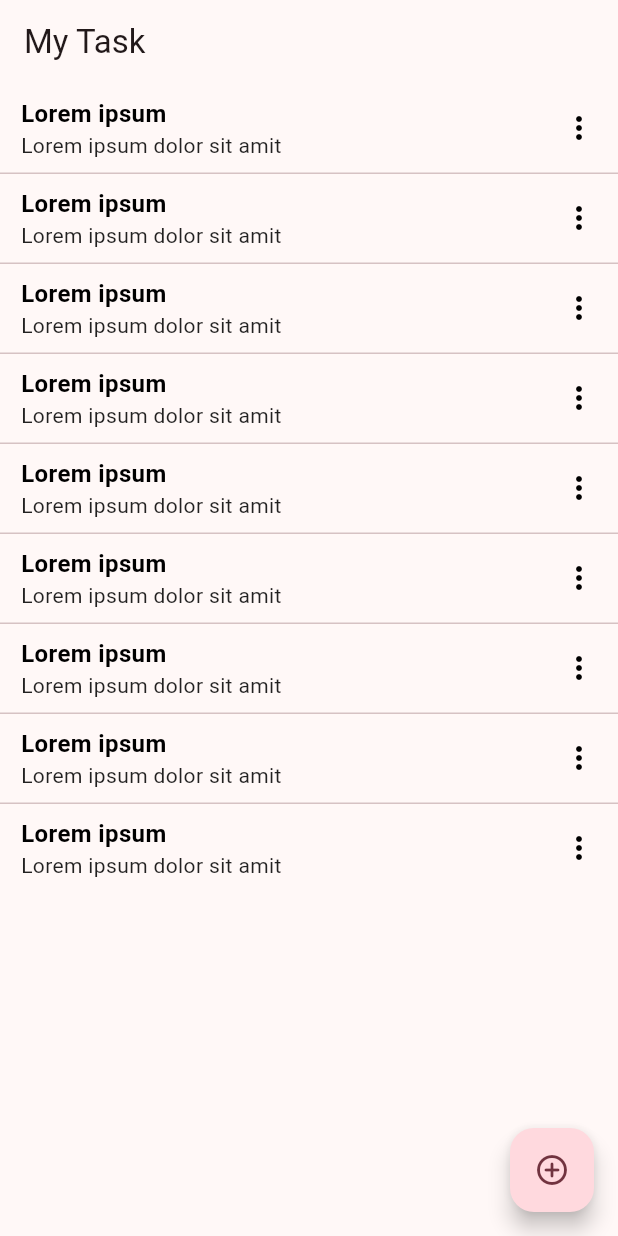
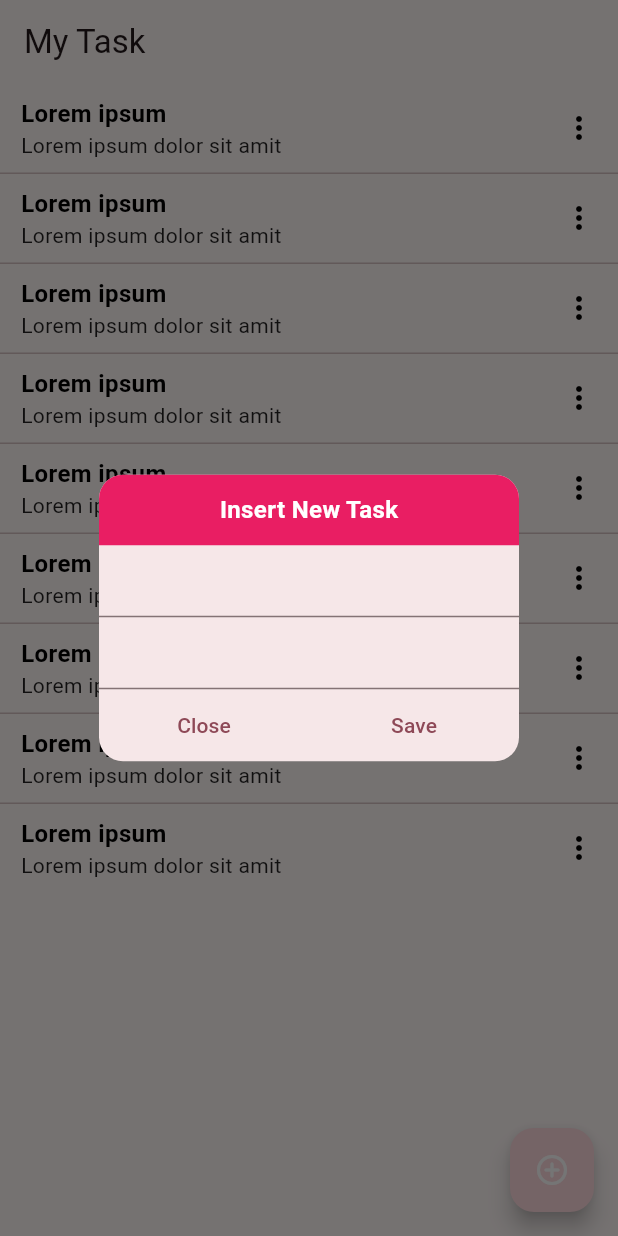
Before and after one commit to yoesuv/Flutter-Note-DB, a Flutter app: the screen it shows after launch, after a tap on the "add circle outline" icon, on a phone screen of 412 x 824 dp. Run offline on Flutter 3.47's test engine with Material 3 defaults, Android fonts, the phone set to English and light mode, and no system bars.

Commit message:
:newspaper: dialog content note

```diff
--- /dev/null
+++ b/lib/src/core/data/constants.dart
@@ -0,0 +1 @@
+const dialogRadius = 16.0;
--- a/lib/src/ui/screens/home_screen.dart
+++ b/lib/src/ui/screens/home_screen.dart
@@ -1,9 +1,27 @@
 import 'package:flutter/material.dart';
+import 'package:flutter_note/src/core/data/constants.dart';
+import 'package:flutter_note/src/ui/widgets/dialog_content_note.dart';
 import 'package:flutter_note/src/ui/widgets/item_note.dart';
 
 class HomeScreen extends StatelessWidget {
   static const routeName = "home-screen";
   const HomeScreen({super.key});
+
+  void _showInsertDialog(BuildContext context) {
+    showDialog(
+      context: context,
+      builder: (context) {
+        return AlertDialog(
+          contentPadding: EdgeInsets.zero,
+          surfaceTintColor: Colors.white,
+          shape: RoundedRectangleBorder(
+            borderRadius: BorderRadius.circular(dialogRadius),
+          ),
+          content: DialogContentNote(),
+        );
+      },
+    );
+  }
 
   @override
   Widget build(BuildContext context) {
@@ -21,8 +39,13 @@ class HomeScreen extends StatelessWidget {
         ),
       ),
       floatingActionButton: FloatingActionButton(
-        onPressed: () {},
-        child: Icon(Icons.add_circle_outline_rounded),
+        onPressed: () {
+          _showInsertDialog(context);
+        },
+        child: const Icon(
+          Icons.add_circle_outline_rounded,
+          color: Colors.white,
+        ),
       ),
     );
   }
--- /dev/null
+++ b/lib/src/ui/widgets/dialog_content_note.dart
@@ -0,0 +1,68 @@
+import 'package:flutter/material.dart';
+import 'package:flutter_note/src/core/data/constants.dart';
+
+class DialogContentNote extends StatelessWidget {
+  const DialogContentNote({
+    super.key,
+    this.title,
+  });
+
+  final String? title;
+
+  @override
+  Widget build(BuildContext context) {
+    return Column(
+      mainAxisSize: MainAxisSize.min,
+      children: [
+        _buildTitle(title: title),
+        TextField(),
+        TextField(),
+        Row(
+          children: [
+            Expanded(
+              child: TextButton(
+                onPressed: () {
+                  Navigator.pop(context);
+                },
+                child: Text("Close"),
+              ),
+            ),
+            Expanded(
+              child: TextButton(
+                onPressed: () {
+                  Navigator.pop(context);
+                },
+                child: Text("Save"),
+              ),
+            ),
+          ],
+        ),
+      ],
+    );
+  }
+
+  Widget _buildTitle({String? title}) {
+    return Container(
+      decoration: const BoxDecoration(
+        color: Colors.pink,
+        borderRadius: BorderRadius.only(
+          topLeft: Radius.circular(dialogRadius),
+          topRight: Radius.circular(dialogRadius),
+        ),
+      ),
+      padding: const EdgeInsets.symmetric(
+        vertical: 12,
+      ),
+      child: Center(
+        child: Text(
+          title ?? "Insert New Task",
+          style: const TextStyle(
+            color: Colors.white,
+            fontSize: 16,
+            fontWeight: FontWeight.bold,
+          ),
+        ),
+      ),
+    );
+  }
+}
```
